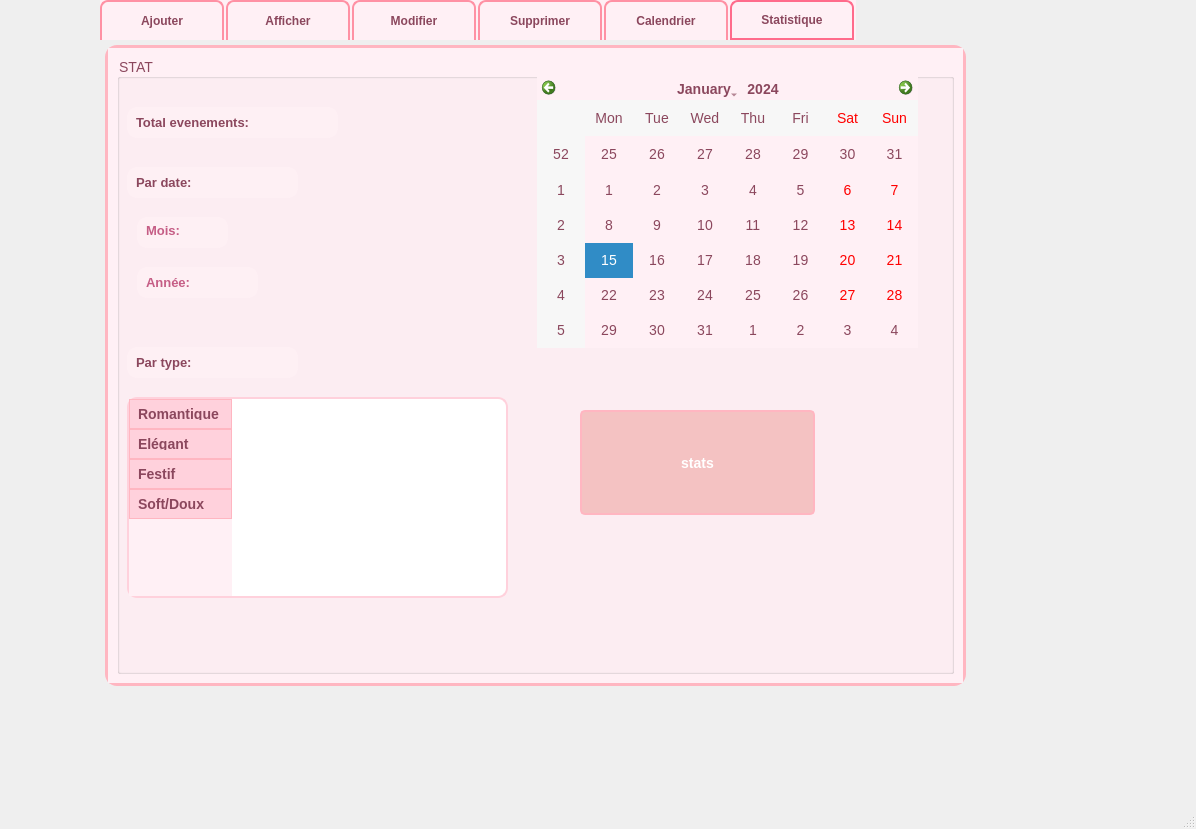
The window that mainwindow.ui (hajerbentemessek792-tech/summerconnect) describes before a commit, drawn with Qt 5.
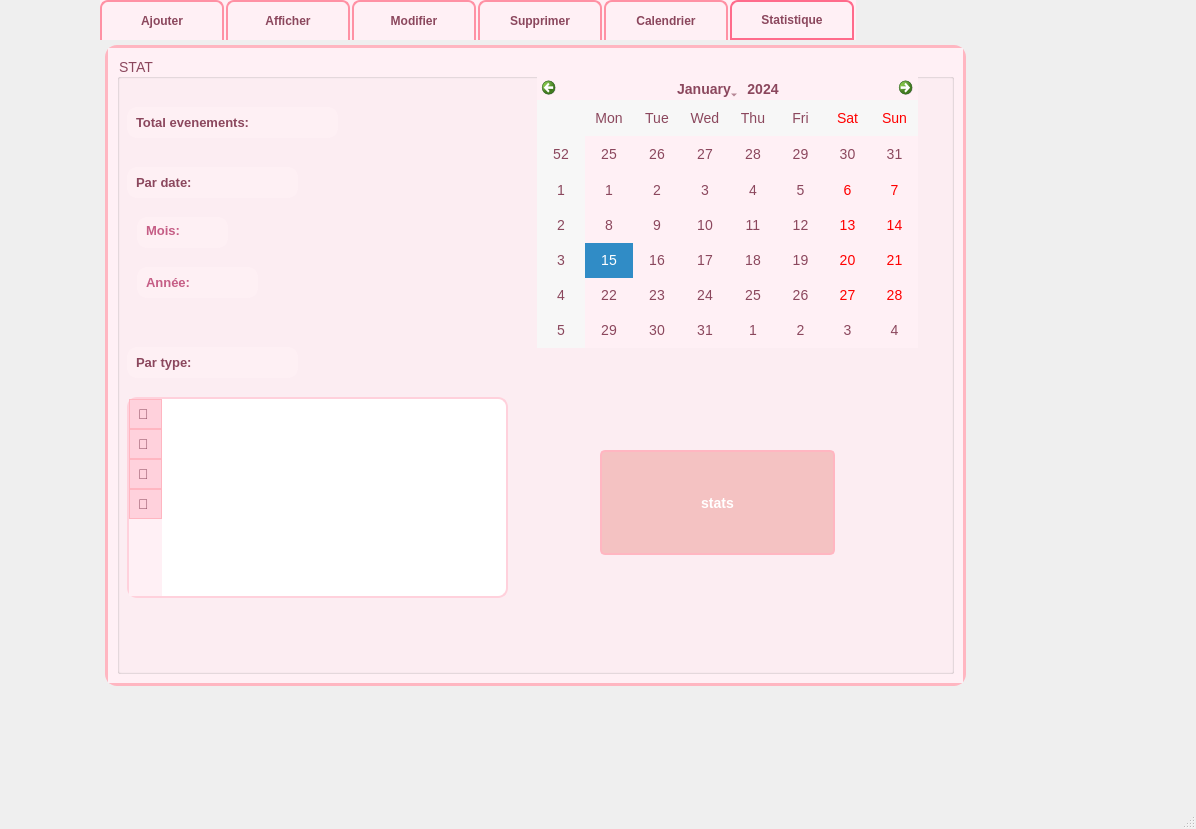
The same window after the commit. The open tabs and pages were chosen to show the change. Icons and pictures are not drawn.

Diff of the .ui file:
```diff
--- a/mainwindow.ui
+++ b/mainwindow.ui
@@ -1688,30 +1688,30 @@
          </property>
          <row>
           <property name="text">
-           <string>Romantique</string>
+           <string>💖</string>
           </property>
          </row>
          <row>
           <property name="text">
-           <string>Élégant</string>
+           <string>🎩</string>
           </property>
          </row>
          <row>
           <property name="text">
-           <string>Festif</string>
+           <string>🎉</string>
           </property>
          </row>
          <row>
           <property name="text">
-           <string>Soft/Doux</string>
+           <string>🌸</string>
           </property>
          </row>
         </widget>
         <widget class="QPushButton" name="statButton">
          <property name="geometry">
           <rect>
-           <x>460</x>
-           <y>350</y>
+           <x>480</x>
+           <y>390</y>
            <width>241</width>
            <height>111</height>
           </rect>
```
Left out of the diff: 2 changed lines with no effect on the pictures.
